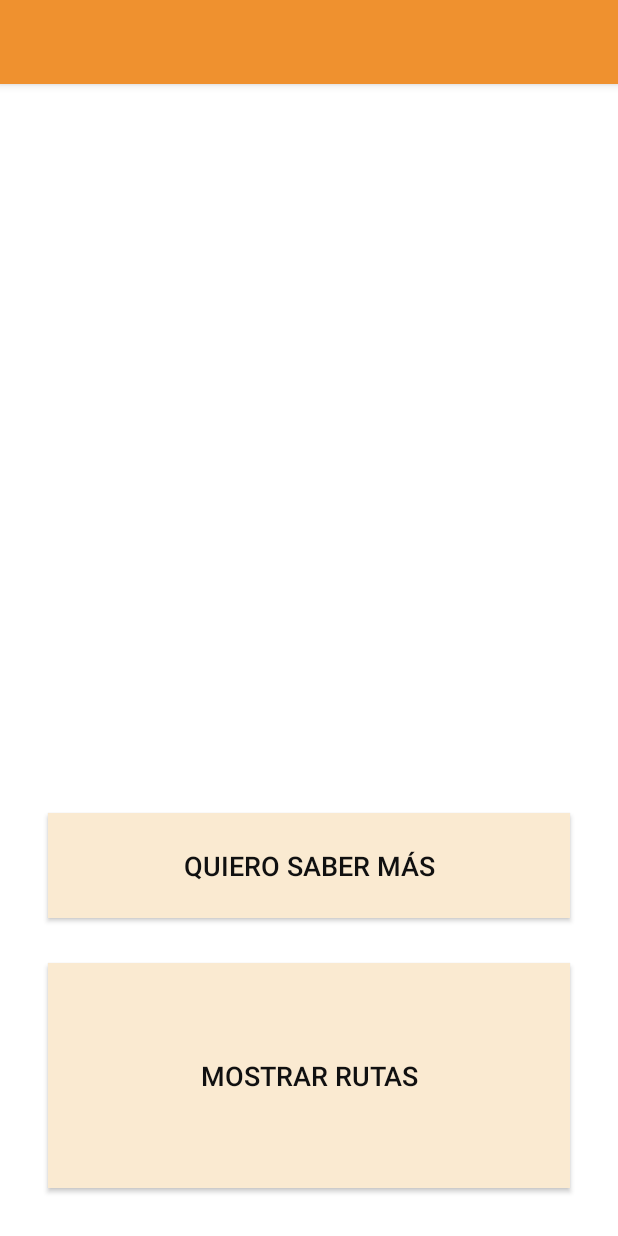
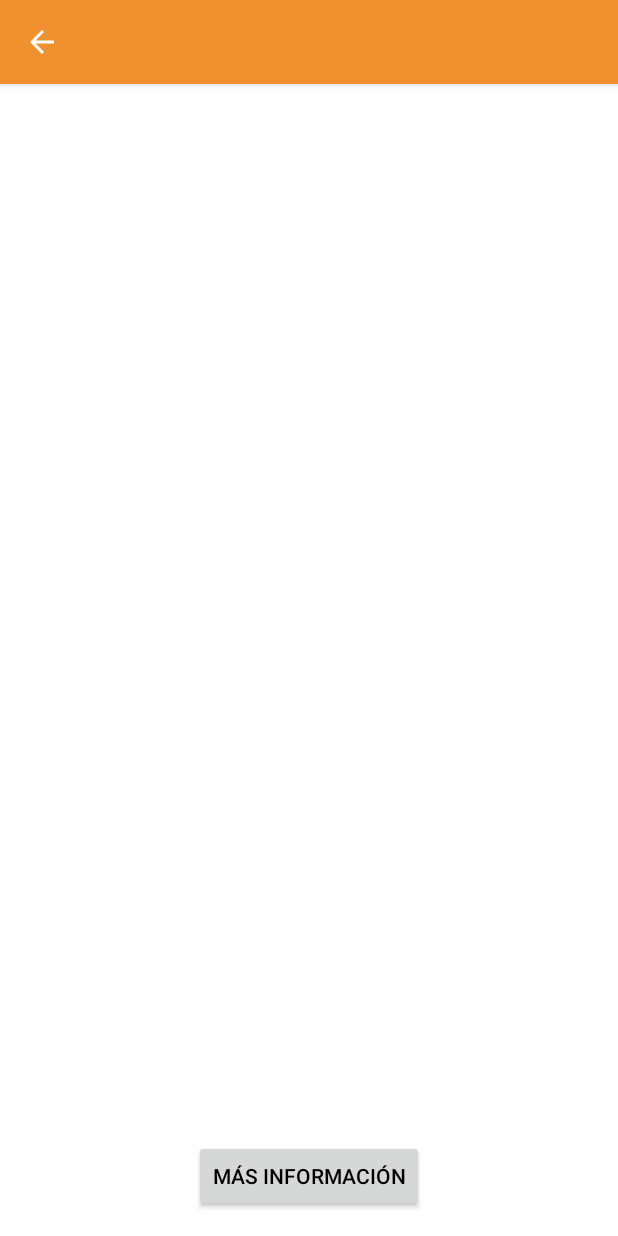
Before and after one commit to norbertoalfa/Rutas_Historicas, an Android app: the PantallaPersonaje screen opened directly, with no data from a screen before it, after a tap on "QUIERO SABER MÁS", on a phone screen of 412 x 824 dp. Run offline under Robolectric (Android 15) with nearby library versions, the phone set to English and light mode, and no system bars.

Commit message:
Creación de pantalla SaberMas

```diff
--- a/app/src/main/java/com/example/rutashistoricas/PantallaPersonaje.java
+++ b/app/src/main/java/com/example/rutashistoricas/PantallaPersonaje.java
@@ -88,8 +88,11 @@ public class PantallaPersonaje extends AppCompatActivity {
     }
 
     public void saberMas(View view) {
-        //Intent intent = new Intent(this, PantallaPersonaje.class);
-        //startActivity(intent);
+        Intent intent = new Intent(this, SaberMas.class);
+        Bundle b = new Bundle();
+        b.putInt("index_pnj", index_pnj);
+        intent.putExtras(b);
+        startActivity(intent);
     }
 
     public void mostrarRutas(View view) {
--- /dev/null
+++ b/app/src/main/java/com/example/rutashistoricas/SaberMas.java
@@ -0,0 +1,53 @@
+package com.example.rutashistoricas;
+
+import androidx.annotation.NonNull;
+import androidx.appcompat.app.AppCompatActivity;
+
+import android.content.Intent;
+import android.net.Uri;
+import android.os.Bundle;
+import android.view.View;
+import android.widget.Button;
+import android.widget.TextView;
+
+public class SaberMas extends AppCompatActivity {
+    private int index_pnj = 0;
+
+    @Override
+    protected void onCreate(Bundle savedInstanceState) {
+        super.onCreate(savedInstanceState);
+        setContentView(R.layout.activity_saber_mas);
+
+        Intent intent = getIntent();
+        Bundle b = intent.getExtras();
+        String  nombre = "",
+                biografia = "";
+
+        if (b != null) {
+            index_pnj = b.getInt("index_pnj");
+            switch (index_pnj) {
+                case 1:
+                    nombre = getString(R.string.nombre_federico);
+                    biografia = getString(R.string.biografia_federico);
+            }
+        }
+
+        setTitle(nombre);
+        TextView textView = findViewById(R.id.biografia);
+        textView.setText(biografia);
+
+
+        Button botonLink = findViewById(R.id.botonLink);
+
+        String url = getString(R.string.url_federico);
+
+        botonLink.setOnClickListener(new View.OnClickListener() {
+            @Override
+            public void onClick(View view) {
+                Uri uri = Uri.parse(url);
+                Intent intent = new Intent(Intent.ACTION_VIEW, uri);
+                startActivity(intent);
+            }
+        });
+    }
+}
--- a/app/src/main/res/layout/activity_pantalla_personaje.xml
+++ b/app/src/main/res/layout/activity_pantalla_personaje.xml
@@ -38,7 +38,7 @@
         android:layout_width="0dp"
         android:layout_height="wrap_content"
         android:layout_marginStart="16dp"
-        android:layout_marginTop="8dp"
+        android:layout_marginTop="16dp"
         android:layout_marginEnd="16dp"
         android:text="Categorías: "
         app:layout_constraintEnd_toEndOf="parent"
@@ -50,9 +50,10 @@
         android:layout_width="0dp"
         android:layout_height="wrap_content"
         android:layout_marginStart="16dp"
-        android:layout_marginTop="8dp"
+        android:layout_marginTop="16dp"
         android:layout_marginEnd="16dp"
-        android:text="Descripción: "
+        android:text="@string/descripcion_federico"
+        android:textAlignment="center"
         app:layout_constraintEnd_toEndOf="parent"
         app:layout_constraintHorizontal_bias="0.498"
         app:layout_constraintStart_toStartOf="parent"
@@ -61,7 +62,7 @@
     <Button
         android:id="@+id/saberMas"
         android:layout_width="0dp"
-        android:layout_height="70dp"
+        android:layout_height="50dp"
         android:layout_marginStart="32dp"
         android:layout_marginEnd="32dp"
         android:layout_marginBottom="30dp"
@@ -78,7 +79,7 @@
     <Button
         android:id="@+id/mostrarRutas"
         android:layout_width="0dp"
-        android:layout_height="150dp"
+        android:layout_height="120dp"
         android:layout_marginStart="32dp"
         android:layout_marginEnd="32dp"
         android:layout_marginBottom="32dp"
--- /dev/null
+++ b/app/src/main/res/layout/activity_saber_mas.xml
@@ -0,0 +1,33 @@
+<?xml version="1.0" encoding="utf-8"?>
+<androidx.constraintlayout.widget.ConstraintLayout xmlns:android="http://schemas.android.com/apk/res/android"
+    xmlns:app="http://schemas.android.com/apk/res-auto"
+    xmlns:tools="http://schemas.android.com/tools"
+    android:layout_width="match_parent"
+    android:layout_height="match_parent"
+    tools:context=".SaberMas">
+
+    <TextView
+        android:id="@+id/biografia"
+        android:layout_width="0dp"
+        android:layout_height="wrap_content"
+        android:layout_marginStart="16dp"
+        android:layout_marginTop="32dp"
+        android:layout_marginEnd="16dp"
+        android:text="Biografía"
+        android:textAlignment="center"
+        app:layout_constraintEnd_toEndOf="parent"
+        app:layout_constraintStart_toStartOf="parent"
+        app:layout_constraintTop_toTopOf="parent" />
+
+    <Button
+        android:id="@+id/botonLink"
+        android:layout_width="wrap_content"
+        android:layout_height="wrap_content"
+        android:layout_marginStart="16dp"
+        android:layout_marginEnd="16dp"
+        android:layout_marginBottom="16dp"
+        android:text="@string/mas_informacion"
+        app:layout_constraintBottom_toBottomOf="parent"
+        app:layout_constraintEnd_toEndOf="parent"
+        app:layout_constraintStart_toStartOf="parent" />
+</androidx.constraintlayout.widget.ConstraintLayout>
--- a/app/src/main/res/values/strings.xml
+++ b/app/src/main/res/values/strings.xml
@@ -11,7 +11,10 @@
     <string name="fallecimiento_federico">Fallecimiento: 18 de agosto de 1936, Camino de Víznar a Alfacar (Granada)</string>
     <string name="categorias_federico">Categorías: poeta, dramaturgo, prosista, generación del 27</string>
     <string name="descripcion_federico">Federico García Lorca es uno de los genios de la literatura del siglo XX. Granada es Lorca, y Lorca es Granada. La vida hecha tierra; la tierra hecha obra; y la literatura convertida en una suma de sentimientos, biografía y emociones. Aquí está el poeta y sus paisajes:  Cientos de páginas, un diccionario de personajes, biografías, la música, el cine… Todo lo necesario para emprender un viaje sin fin por Lorca y Granada, por su tierra y sus metáforas.</string>
+    <string name="biografia_federico">El 5 de junio de 1898 nace Federico García Lorca en Fuente Vaqueros, provincia de Granada, hijo de Federico García Rodríguez y Vicenta Lorca Romero. Será el mayor de cuatro hermanos: Francisco, Concha e Isabel.\nEse mismo año también nacerían otras dos grandes figuras de la literatura mundial: el americano Hemingway y el alemán Brecht.\nLa influencia de su región natal se encuentra en toda su obra, desde la “Primeras Canciones” hasta “La Casa de Bernarda Alba”, combinación de tradición secular y de modernismo del siglo XX.\nNunca perteneció a ningún movimiento literario, aunque algunas características del surrealismo se encontraron en su poesía, como las asociaciones extrañas de palabras.\nEn 1908 pasa unos meses en Almería, donde comienza sus estudios de bachillerato y sus primeros estudios de música. En 1909 se traslada a vivir a Granada con su familia.</string>
+    <string name="url_federico">"https://federicogarcialorca.net/"</string>
     <string name="saber_mas">Quiero saber más</string>
+    <string name="mas_informacion">Más información</string>
     <string name="mostrar_rutas">Mostrar rutas</string>
     <string name="texto_ruta_1"> Ruta lorquiana de Granada: para realizar a pie y/o con transporte público por Granada. Recorre algunos de los rincones más emblemáticos y bellos de la ciudad, que además tuvieron un vínculo con Federico García Lorca, por haber sido residencia del poeta, lugar de inspiración de su obra o de encuentro con otros personajes notables de la vida cultural de su época. </string>
     <string name="iniciar_ruta">Iniciar ruta</string>
```
Also changed, not shown: app/src/main/AndroidManifest.xml (+17 -7 lines).
